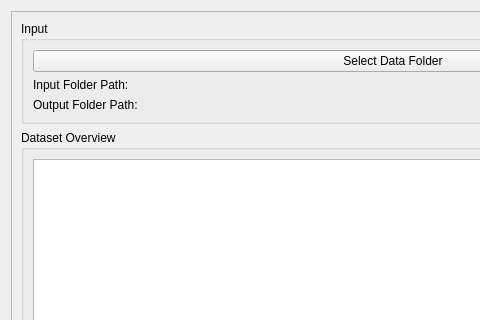
The window that ClassAnnotation/Resources/UI/ClassAnnotation.ui (lorenaromeo/SlicerClassAnnotation) describes before a commit, drawn with Qt 5; both pictures show x 0 to 480 and y 0 to 320 of the 800 by 600 pixel window.
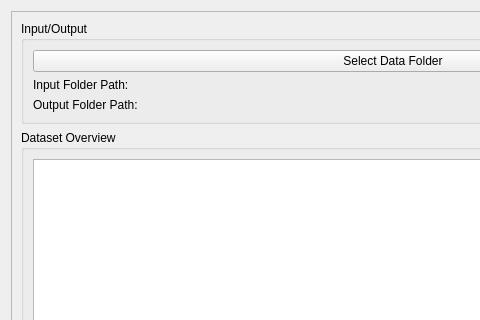
The same window after the commit. Custom widgets are drawn as their Qt base class.

Commit message: updated button management

Diff of the .ui file:
```diff
--- a/ClassAnnotation/Resources/UI/ClassAnnotation.ui
+++ b/ClassAnnotation/Resources/UI/ClassAnnotation.ui
@@ -23,16 +23,16 @@
       <property name="geometry">
        <rect>
         <x>0</x>
-        <y>-511</y>
+        <y>0</y>
         <width>759</width>
-        <height>1085</height>
+        <height>1095</height>
        </rect>
       </property>
       <layout class="QVBoxLayout" name="scrollLayout">
        <item>
         <widget class="QGroupBox" name="inputGroupBox">
          <property name="title">
-          <string>Input</string>
+          <string>Input/Output</string>
          </property>
          <layout class="QVBoxLayout" name="inputLayout">
           <item>
```
Left out of the diff: 13 changed lines with no effect on the pictures. The commit also changes 1 other file.
